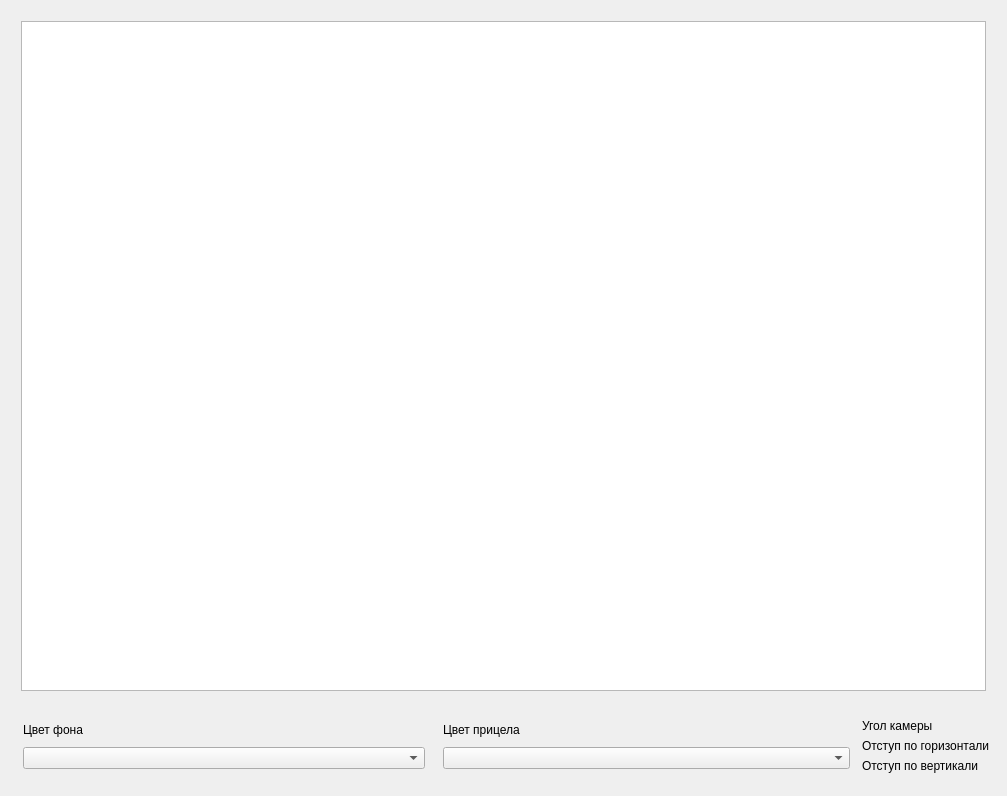
This is Client/Src/GUI/client.ui in pavelenodd/SKB_MO_Test as Qt 5 draws it before an edit. The edited form follows.
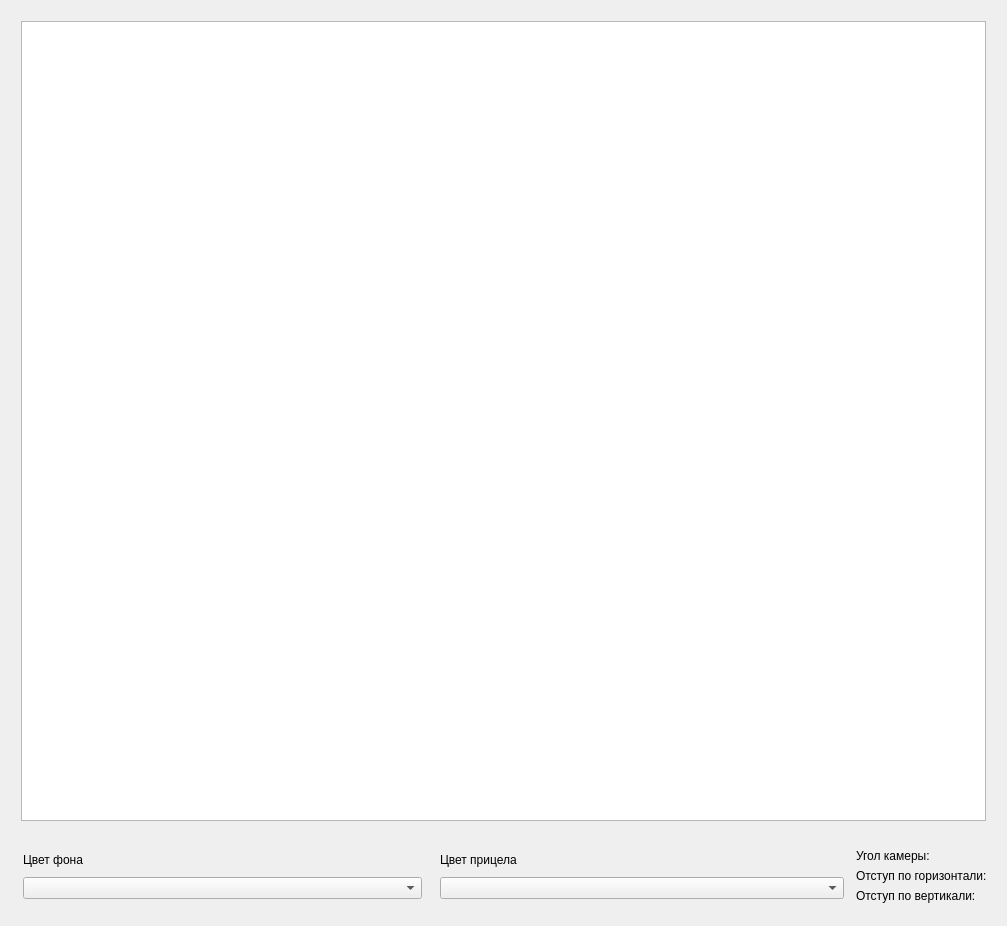
This is the edited form.

```diff
--- a/Client/Src/GUI/client.ui
+++ b/Client/Src/GUI/client.ui
@@ -53,7 +53,7 @@
          <property name="minimumSize">
           <size>
            <width>800</width>
-           <height>600</height>
+           <height>800</height>
           </size>
          </property>
         </widget>
@@ -170,7 +170,7 @@
             </sizepolicy>
            </property>
            <property name="text">
-            <string>Угол камеры</string>
+            <string>Угол камеры: </string>
            </property>
            <property name="scaledContents">
             <bool>false</bool>
@@ -186,7 +186,7 @@
             </sizepolicy>
            </property>
            <property name="text">
-            <string>Отступ по горизонтали</string>
+            <string>Отступ по горизонтали: </string>
            </property>
           </widget>
          </item>
@@ -199,7 +199,7 @@
             </sizepolicy>
            </property>
            <property name="text">
-            <string>Отступ по вертикали</string>
+            <string>Отступ по вертикали: </string>
            </property>
           </widget>
          </item>
```
Left out of the diff: 4 changed lines with no effect on the pictures.
